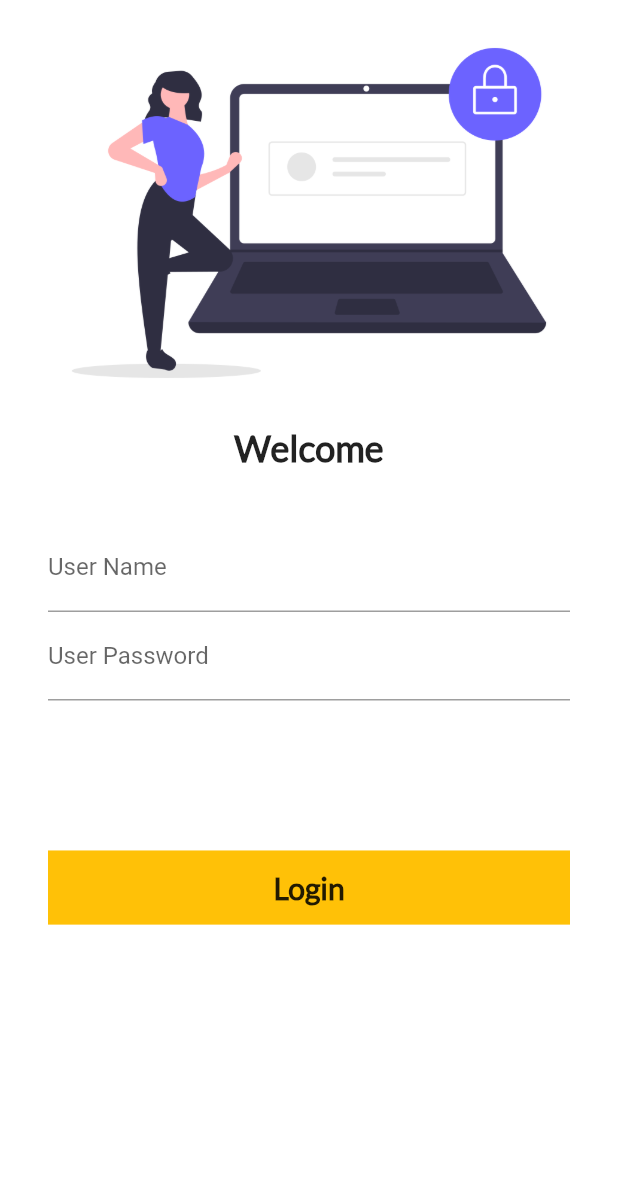
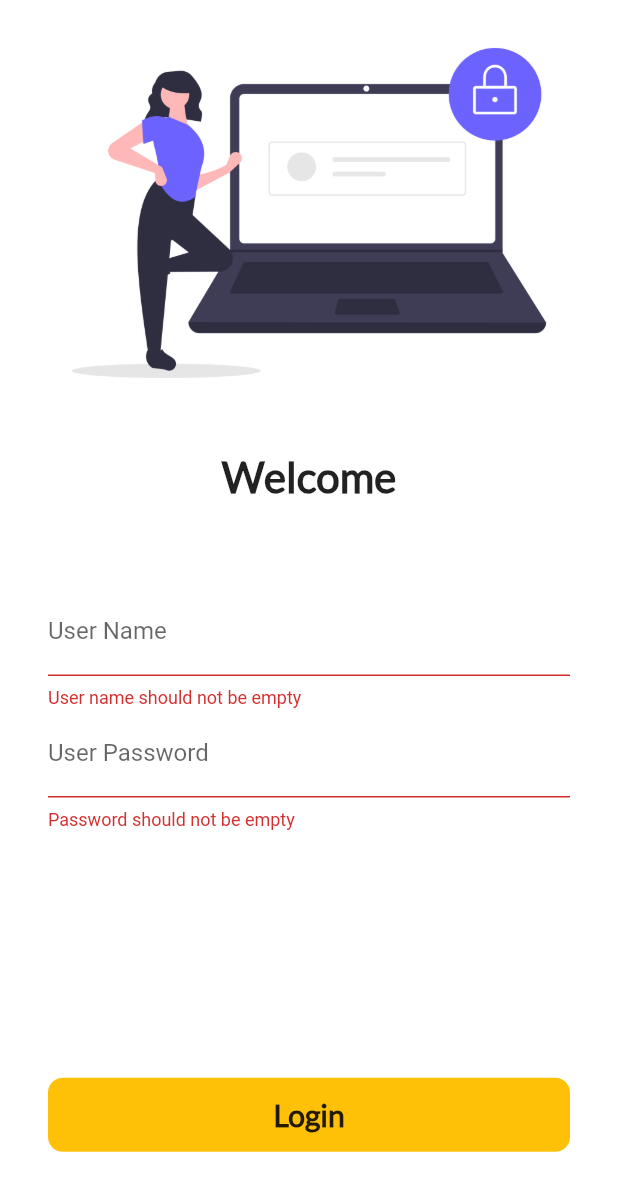
Before and after one commit to amitkumar586/Catalog-App, a Flutter app: the screen it shows after launch, after a tap on "Login", on a phone screen of 412 x 824 dp. Shown: the top 1191 px of the screen. Run offline on Flutter 3.47's test engine with Material 2 defaults, Android fonts, the phone set to English and light mode, and no system bars.

```diff
--- a/lib/main.dart
+++ b/lib/main.dart
@@ -14,6 +14,8 @@ class CatalogApp extends StatefulWidget {
 }
 
 class _CatalogAppState extends State<CatalogApp> {
+  // MyRoutes myroutes = MyRoutes();
+
   @override
   Widget build(BuildContext context) {
     return MaterialApp(
@@ -25,6 +27,8 @@ class _CatalogAppState extends State<CatalogApp> {
       darkTheme: ThemeData(
           // brightness: Brightness.dark,
           ),
+      // initialRoute: RoutesName,
+      // onGenerateInitialRoutes: Routes.,
       routes: {
         // '/': (context) => MyHomePage(),
         '/': (context) => LoginPage(),
--- a/lib/pages/loginpage.dart
+++ b/lib/pages/loginpage.dart
@@ -1,3 +1,4 @@
+import 'package:catalot/pages/homepage.dart';
 import 'package:flutter/material.dart';
 
 class LoginPage extends StatefulWidget {
@@ -8,6 +9,31 @@ class LoginPage extends StatefulWidget {
 }
 
 class _LoginPageState extends State<LoginPage> {
+  bool changeButton = false;
+
+  final _formkey = GlobalKey<FormState>();
+
+  movetoHomeScrn(BuildContext context) async {
+    if (_formkey.currentState!.validate()) {
+      setState(() {
+        changeButton = true;
+      });
+
+      await Future.delayed(
+        Duration(seconds: 2),
+      );
+      await Navigator.push(
+        context,
+        MaterialPageRoute(
+          builder: (context) => MyHomePage(),
+        ),
+      );
+      setState(() {
+        changeButton = false;
+      });
+    }
+  }
+
   @override
   Widget build(BuildContext context) {
     return SafeArea(
@@ -15,7 +41,9 @@ class _LoginPageState extends State<LoginPage> {
         child: Scaffold(
           backgroundColor: Colors.white,
           resizeToAvoidBottomInset: false,
-          body: Column(
+          body: Form(
+            key: _formkey,
+            child: Column(
               // mainAxisAlignment: MainAxisAlignment.center,
               crossAxisAlignment: CrossAxisAlignment.center,
               children: [
@@ -23,18 +51,19 @@ class _LoginPageState extends State<LoginPage> {
                   'assets/images/login.png',
                   fit: BoxFit.cover,
                 ),
-              //   Center(
+                SizedBox(
+                  height: MediaQuery.of(context).size.height * .02,
+                ),
                 Text(
                   "Welcome",
                   style: TextStyle(
-                    fontSize: 24,
+                      fontSize: 28,
                       fontFamily: 'regular',
                       fontWeight: FontWeight.bold),
                 ),
                 SizedBox(
-                height: 20,
+                  height: MediaQuery.of(context).size.height * .05,
                 ),
-
                 Padding(
                   padding:
                       const EdgeInsets.symmetric(vertical: 16, horizontal: 32),
@@ -42,31 +71,54 @@ class _LoginPageState extends State<LoginPage> {
                     children: [
                       TextFormField(
                         decoration: InputDecoration(
-                          labelText: 'User Name', hintText: 'Enter User Name'),
+                            labelText: 'User Name',
+                            hintText: 'Enter User Name'),
+                        validator: (value) {
+                          if (value!.isEmpty) {
+                            return 'User name should not be empty';
+                          } else {
+                            return null;
+                          }
+                        },
                       ),
                       TextFormField(
                           obscureText: true,
                           decoration: InputDecoration(
                               labelText: 'User Password',
                               hintText: 'Enter User Password'),
+                          validator: (value) {
+                            if (value!.isEmpty) {
+                              return 'Password should not be empty';
+                            } else {
+                              return null;
+                            }
+                          }),
+                      SizedBox(
+                        height: MediaQuery.of(context).size.height * .2,
                       ),
-                    SizedBox(
-                      height: 100,
-                    ),
-                    InkWell(
-                      onTap: () {},
-                      child: Container(
+                      Material(
+                        borderRadius:
+                            BorderRadius.circular(changeButton ? 50 : 10),
+                        color: Colors.amber,
+                        child: InkWell(
+                          onTap: () => movetoHomeScrn(context),
+                          child: AnimatedContainer(
+                            duration: Duration(seconds: 2),
                             alignment: Alignment.center,
                             height: MediaQuery.of(context).size.height * .06,
-                        width: MediaQuery.of(context).size.width,
-                        decoration: BoxDecoration(color: Colors.amber),
-                        child: Text(
+                            width: changeButton
+                                ? 50
+                                : MediaQuery.of(context).size.width,
+                            child: changeButton
+                                ? Icon(Icons.done)
+                                : Text(
                                     'Login',
                                     textAlign: TextAlign.center,
                                     style: TextStyle(
                                         fontSize: 20,
                                         fontFamily: 'regular',
                                         fontWeight: FontWeight.bold),
+                                  ),
                           ),
                         ),
                       ),
@@ -77,6 +129,7 @@ class _LoginPageState extends State<LoginPage> {
             ),
           ),
         ),
+      ),
     );
   }
 }
--- /dev/null
+++ b/utilities/routes/routes.dart
@@ -0,0 +1,23 @@
+import 'package:catalot/pages/loginpage.dart';
+import 'package:flutter/material.dart';
+
+import 'routes_name.dart';
+
+class Routes {
+  static Route<dynamic> generateRoute(RouteSettings settings) {
+    switch (settings.name) {
+      case RoutesName.login:
+        return MaterialPageRoute(
+          builder: (BuildContext context) => LoginPage(),
+        );
+      default:
+        return MaterialPageRoute(builder: (_) {
+          return Scaffold(
+            body: Center(
+              child: Text("No Route define"),
+            ),
+          );
+        });
+    }
+  }
+}
--- /dev/null
+++ b/utilities/routes/routes_name.dart
@@ -0,0 +1,7 @@
+class RoutesName {
+  //login route
+  static const String login = "login_screen";
+
+  //home screen route
+  // static const String home = "home_screen";
+}
```
Lines whose indentation alone changed are shown as unchanged.
